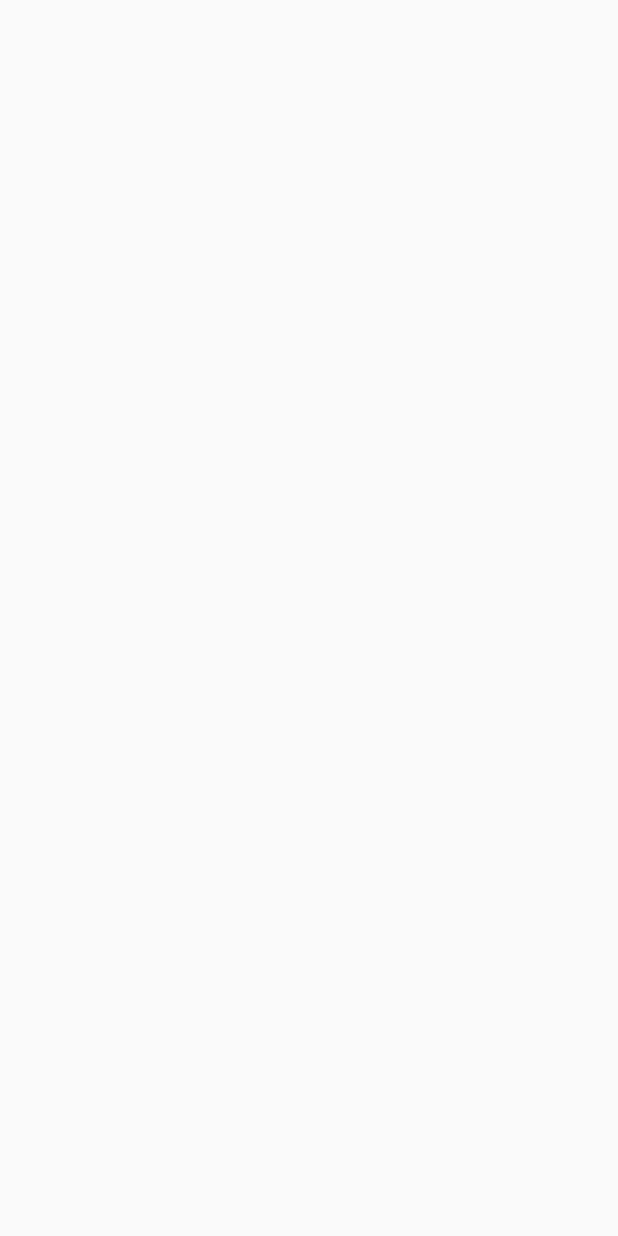
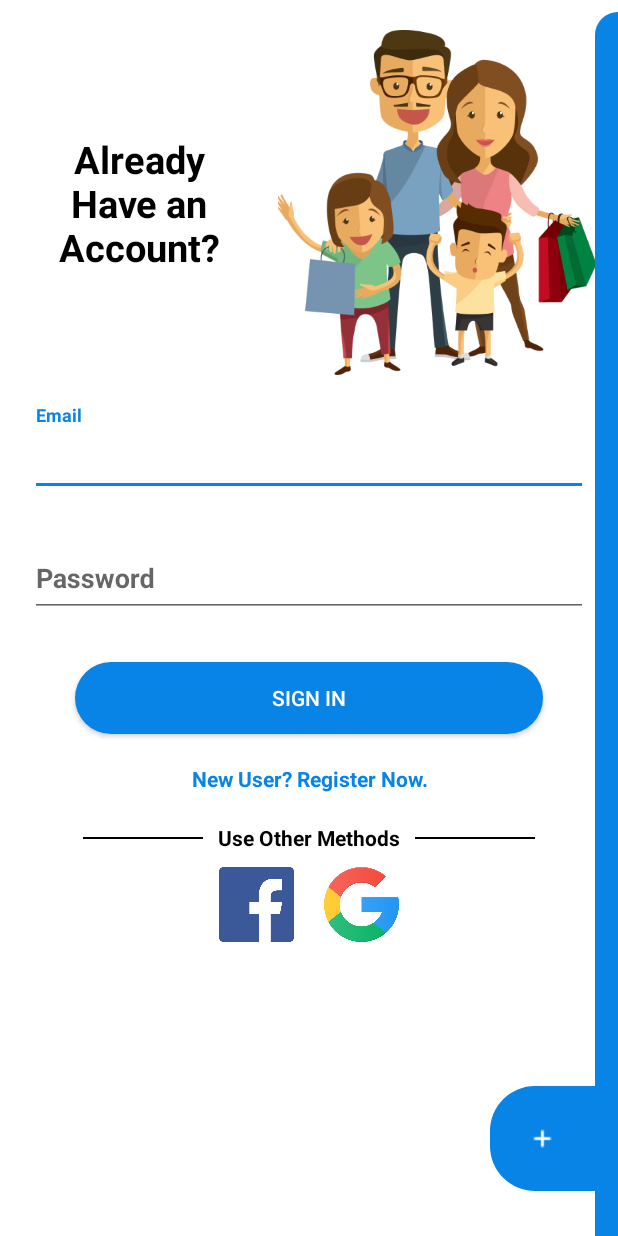
Before and after one commit to khush5471/Kotli_ShoppingCart, an Android app: the screen it shows after launch (LoginActivity), on a phone screen of 412 x 824 dp. Before the commit the screen is empty. Run offline under Robolectric (Android 15) with nearby library versions, the phone set to English and light mode, and no system bars.

Commit message:
Login UI done

```diff
--- a/app/build.gradle
+++ b/app/build.gradle
@@ -30,6 +30,10 @@ dependencies {
     implementation 'androidx.core:core-ktx:1.1.0'
     implementation 'androidx.appcompat:appcompat:1.2.0'
     implementation 'androidx.constraintlayout:constraintlayout:2.0.2'
+
+    implementation 'com.google.android.material:material:1.3.0-alpha03'
+
+
     testImplementation 'junit:junit:4.12'
     androidTestImplementation 'androidx.test.ext:junit:1.1.2'
     androidTestImplementation 'androidx.test.espresso:espresso-core:3.3.0'
--- a/app/src/main/java/com/example/kotlin_shoppingcart/views/activities/LoginActivity.kt
+++ b/app/src/main/java/com/example/kotlin_shoppingcart/views/activities/LoginActivity.kt
@@ -2,6 +2,7 @@ package com.example.kotlin_shoppingcart.views.activities
 
 import android.os.Bundle
 import com.example.kotlin_shoppingcart.R
+import com.example.kotlin_shoppingcart.views.fragments.login.LoginFragment
 
 class LoginActivity :BaseActivity(){
 
@@ -9,5 +10,6 @@ class LoginActivity :BaseActivity(){
     override fun onCreate(savedInstanceState: Bundle?) {
         super.onCreate(savedInstanceState)
         setContentView(R.layout.activity_main)
+        addFragment(LoginFragment(),false)
     }
 }
--- /dev/null
+++ b/app/src/main/java/com/example/kotlin_shoppingcart/views/customizeViews/EditTextCoustomize.kt
@@ -0,0 +1,26 @@
+package com.example.kotlin_shoppingcart.views.customizeViews
+
+import android.content.Context
+import android.util.AttributeSet
+import android.widget.EditText
+
+class EditTextCoustomize:androidx.appcompat.widget.AppCompatEditText{
+    constructor(context: Context, attrs: AttributeSet, defStyle: Int) : super(context, attrs, defStyle) {
+//        val type = Typeface.createFromAsset(context.assets, Constants.MONTSERRAT_REGULAR)
+//        typeface=type
+    }
+
+    constructor(context: Context, attrs: AttributeSet) : super(context, attrs) {
+//        val type = Typeface.createFromAsset(context.assets, Constants.MONTSERRAT_REGULAR)
+//        typeface=type
+    }
+    constructor(context: Context) : super(context) {
+//        val type = Typeface.createFromAsset(context.assets, Constants.MONTSERRAT_REGULAR)
+//        typeface=type
+    }
+
+    override fun setHeight(pixels: Int) {
+        super.setHeight(pixels)
+    }
+
+}
--- a/app/src/main/java/com/example/kotlin_shoppingcart/views/fragments/login/LoginFragment.kt
+++ b/app/src/main/java/com/example/kotlin_shoppingcart/views/fragments/login/LoginFragment.kt
@@ -1,6 +1,19 @@
 package com.example.kotlin_shoppingcart.views.fragments.login
 
+import android.os.Bundle
+import android.view.LayoutInflater
+import android.view.View
+import android.view.ViewGroup
+import com.example.kotlin_shoppingcart.R
 import com.example.kotlin_shoppingcart.views.fragments.BaseFragment
 
 class LoginFragment : BaseFragment(){
+
+    override fun onCreateView(
+        inflater: LayoutInflater,
+        container: ViewGroup?,
+        savedInstanceState: Bundle?
+    ): View? {
+        return inflater.inflate(R.layout.fragment_login,container,false)
+    }
 }
--- /dev/null
+++ b/app/src/main/res/drawable/bg_edit_text.xml
@@ -0,0 +1,12 @@
+<?xml version="1.0" encoding="utf-8"?>
+<shape xmlns:android="http://schemas.android.com/apk/res/android"
+    android:shape="rectangle">
+
+    <corners
+        android:radius="15dp"/>
+
+    <stroke
+        android:width="2dp"
+        android:color="@color/black"/>
+
+</shape>
--- /dev/null
+++ b/app/src/main/res/drawable/bg_ripple_oval.xml
@@ -0,0 +1,8 @@
+<?xml version="1.0" encoding="utf-8"?>
+<shape xmlns:android="http://schemas.android.com/apk/res/android"
+    android:shape="rectangle">
+    <solid android:color="@color/blue"></solid>
+    <corners android:radius="30dp" ></corners>
+
+
+</shape>
--- /dev/null
+++ b/app/src/main/res/drawable/bg_rippple.xml
@@ -0,0 +1,5 @@
+<?xml version="1.0" encoding="utf-8"?>
+<ripple xmlns:android="http://schemas.android.com/apk/res/android"
+    android:color="@color/white">
+    <item android:drawable="@drawable/bg_ripple_oval" />
+</ripple>
--- /dev/null
+++ b/app/src/main/res/drawable/bg_semicircle.xml
@@ -0,0 +1,17 @@
+<?xml version="1.0" encoding="utf-8"?>
+<layer-list xmlns:android="http://schemas.android.com/apk/res/android">
+    <item android:right="-45dp"
+        >
+        <shape xmlns:android="http://schemas.android.com/apk/res/android"
+            android:shape="oval"
+            android:useLevel="false"
+
+            >
+            <solid android:color="@color/colorAccent" />
+            <size
+                android:width="50dp"
+                android:height="50dp" />
+
+        </shape>
+    </item>
+</layer-list>
--- /dev/null
+++ b/app/src/main/res/drawable/bg_signup.xml
@@ -0,0 +1,9 @@
+<?xml version="1.0" encoding="utf-8"?>
+<shape android:shape="rectangle" xmlns:android="http://schemas.android.com/apk/res/android">
+
+    <solid
+        android:color="@color/blue"/>
+    <corners
+        android:bottomLeftRadius="30dp"
+        android:topLeftRadius="30dp"/>
+</shape>
--- /dev/null
+++ b/app/src/main/res/drawable/bg_view.xml
@@ -0,0 +1,8 @@
+<?xml version="1.0" encoding="utf-8"?>
+<shape xmlns:android="http://schemas.android.com/apk/res/android">
+
+    <corners
+        android:topLeftRadius="25dp"/>
+    <solid
+        android:color="@color/blue"/>
+</shape>
--- /dev/null
+++ b/app/src/main/res/layout/fragment_login.xml
@@ -0,0 +1,189 @@
+<?xml version="1.0" encoding="utf-8"?>
+<androidx.constraintlayout.widget.ConstraintLayout xmlns:android="http://schemas.android.com/apk/res/android"
+    xmlns:app="http://schemas.android.com/apk/res-auto"
+    android:layout_width="match_parent"
+    android:layout_height="match_parent"
+    android:background="@color/white"
+    android:clickable="true"
+    android:focusable="true">
+
+    <androidx.constraintlayout.widget.Guideline
+        android:id="@+id/guideline"
+        android:layout_width="wrap_content"
+        android:layout_height="wrap_content"
+        android:orientation="vertical"
+        app:layout_constraintGuide_percent=".45" />
+
+    <ImageView
+        android:id="@+id/imgGirl"
+        android:layout_width="0dp"
+        android:layout_height="230dp"
+        android:layout_marginTop="20dp"
+        android:scaleType="centerCrop"
+        android:src="@drawable/ic_family_shop"
+        app:layout_constraintEnd_toEndOf="parent"
+        app:layout_constraintEnd_toStartOf="@id/view"
+        app:layout_constraintStart_toEndOf="@id/guideline"
+        app:layout_constraintTop_toTopOf="parent" />
+
+    <TextView
+        android:layout_width="0dp"
+        android:layout_height="wrap_content"
+        android:gravity="center"
+        android:text="Already\nHave an Account?"
+        android:textColor="@color/black"
+        android:textSize="25dp"
+        android:textStyle="bold"
+        app:layout_constraintBottom_toBottomOf="@id/imgGirl"
+        app:layout_constraintEnd_toStartOf="@id/guideline"
+        app:layout_constraintStart_toStartOf="parent"
+        app:layout_constraintTop_toTopOf="@id/imgGirl" />
+
+
+    <com.google.android.material.textfield.TextInputLayout
+        android:id="@+id/edtUserName"
+        android:layout_width="0dp"
+        android:layout_height="wrap_content"
+        android:layout_marginStart="20dp"
+        android:layout_marginTop="20dp"
+        android:layout_marginEnd="20dp"
+        app:layout_constraintEnd_toEndOf="parent"
+        app:layout_constraintStart_toStartOf="parent"
+        app:layout_constraintTop_toBottomOf="@id/imgGirl">
+
+        <EditText
+            android:layout_width="match_parent"
+            android:layout_height="50dp"
+            android:hint="Email"
+            android:textColorHint="@color/black"
+            android:textStyle="bold"
+            android:imeOptions="actionNext"
+            android:inputType="textEmailAddress"
+            android:maxLines="1" />
+    </com.google.android.material.textfield.TextInputLayout>
+
+
+    <com.google.android.material.textfield.TextInputLayout
+        android:id="@+id/edtPassword"
+        android:layout_width="0dp"
+        android:layout_height="wrap_content"
+        android:layout_marginTop="20dp"
+        app:layout_constraintEnd_toEndOf="@id/edtUserName"
+        app:layout_constraintStart_toStartOf="@id/edtUserName"
+        app:layout_constraintTop_toBottomOf="@id/edtUserName">
+
+        <EditText
+            android:layout_width="match_parent"
+            android:layout_height="50dp"
+            android:hint="Password"
+            android:textColorHint="@color/black"
+            android:textStyle="bold"
+            android:imeOptions="actionDone"
+            android:inputType="textPassword"
+            android:maxLines="1" />
+    </com.google.android.material.textfield.TextInputLayout>
+
+    <Button
+        android:layout_width="0dp"
+        android:layout_height="wrap_content"
+        android:layout_marginStart="50dp"
+        android:layout_marginTop="30dp"
+        android:layout_marginEnd="50dp"
+        android:background="@drawable/bg_rippple"
+        android:text="Sign in"
+        android:id="@+id/buttonLogin"
+        android:textColor="@color/white"
+        app:layout_constraintEnd_toEndOf="parent"
+        app:layout_constraintStart_toStartOf="parent"
+        app:layout_constraintTop_toBottomOf="@id/edtPassword" />
+
+    <TextView
+        android:id="@+id/txtNewUser"
+        android:layout_width="0dp"
+        app:layout_constraintTop_toBottomOf="@id/buttonLogin"
+        app:layout_constraintStart_toStartOf="@id/buttonLogin"
+        app:layout_constraintEnd_toEndOf="@id/buttonLogin"
+        android:text="New User? Register Now."
+        android:textStyle="bold"
+        android:textColor="@color/blue"
+        android:gravity="center"
+        android:layout_marginTop="20dp"
+        android:layout_height="wrap_content"
+        />
+
+    <TextView
+        app:layout_constraintTop_toBottomOf="@id/txtNewUser"
+        app:layout_constraintStart_toStartOf="parent"
+        app:layout_constraintEnd_toEndOf="parent"
+        android:layout_marginTop="20dp"
+        android:textColor="@color/black"
+        android:textStyle="bold"
+        android:text="Use Other Methods"
+        android:id="@+id/txtOtherOptions"
+        android:layout_width="wrap_content"
+        android:layout_height="wrap_content"/>
+
+    <View
+        android:layout_width="80dp"
+        android:layout_height="1dp"
+        android:layout_marginEnd="10dp"
+        android:background="@color/black"
+        app:layout_constraintTop_toTopOf="@id/txtOtherOptions"
+        app:layout_constraintBottom_toBottomOf="@id/txtOtherOptions"
+        app:layout_constraintEnd_toStartOf="@id/txtOtherOptions"/>
+
+    <View
+        android:layout_width="80dp"
+        android:layout_height="1dp"
+        android:layout_marginStart="10dp"
+        android:background="@color/black"
+        app:layout_constraintTop_toTopOf="@id/txtOtherOptions"
+        app:layout_constraintBottom_toBottomOf="@id/txtOtherOptions"
+        app:layout_constraintStart_toEndOf="@id/txtOtherOptions"/>
+
+
+    <View
+        android:id="@+id/view"
+        android:layout_width="15dp"
+        android:layout_height="0dp"
+        android:layout_marginTop="8dp"
+        android:background="@drawable/bg_view"
+        app:layout_constraintBottom_toBottomOf="parent"
+        app:layout_constraintEnd_toEndOf="parent"
+        app:layout_constraintTop_toTopOf="parent" />
+    <androidx.constraintlayout.widget.Guideline
+        android:layout_width="wrap_content"
+        android:layout_height="wrap_content"
+        android:orientation="vertical"
+        android:id="@+id/guideline_ffity"
+        app:layout_constraintGuide_percent=".5"/>
+
+    <ImageView
+        android:layout_width="50dp"
+        android:layout_height="50dp"
+        android:layout_marginTop="10dp"
+        android:layout_marginEnd="10dp"
+        android:src="@drawable/ic_fb"
+        app:layout_constraintEnd_toStartOf="@id/guideline_ffity"
+        app:layout_constraintTop_toBottomOf="@id/txtOtherOptions"/>
+
+    <ImageView
+        android:layout_width="50dp"
+        android:layout_marginTop="10dp"
+
+        android:layout_height="50dp"
+        android:layout_marginStart="10dp"
+        android:src="@drawable/ic_google"
+        app:layout_constraintStart_toEndOf="@id/guideline_ffity"
+        app:layout_constraintTop_toBottomOf="@id/txtOtherOptions"/>
+
+    <ImageButton
+        android:layout_width="70dp"
+        android:layout_height="70dp"
+        android:src="@drawable/ic_add_1"
+        android:background="@drawable/bg_signup"
+        android:layout_marginBottom="30dp"
+        app:layout_constraintBottom_toBottomOf="parent"
+        app:layout_constraintEnd_toStartOf="@id/view" />
+
+</androidx.constraintlayout.widget.ConstraintLayout>
--- a/app/src/main/res/values/colors.xml
+++ b/app/src/main/res/values/colors.xml
@@ -2,5 +2,10 @@
 <resources>
     <color name="colorPrimary">#6200EE</color>
     <color name="colorPrimaryDark">#3700B3</color>
-    <color name="colorAccent">#03DAC5</color>
+    <color name="colorAccent">#0884E6</color>
+    <color name="white">#FFFFFF</color>
+    <color name="blue">#0884E6</color>
+    <color name="black">#000000</color>
+    <color name="transparent">#00FFFFFF</color>
+
 </resources>
--- a/app/src/main/res/values/styles.xml
+++ b/app/src/main/res/values/styles.xml
@@ -12,4 +12,15 @@
         <item name="colorAccent">@color/colorAccent</item>
     </style>
 
+
+
+    <style name="TextLabel" parent="TextAppearance.AppCompat">
+        <!-- Hint color and label color in FALSE state -->
+        <item name="android:textColorHint">@color/black</item>
+        <item name="android:textSize">20sp</item>
+        <!-- Label color in TRUE state and bar color FALSE and TRUE State -->
+        <item name="colorAccent">@color/colorAccent</item>
+        <item name="colorControlNormal">@color/black</item>
+        <item name="colorControlActivated">@color/blue</item>
+    </style>
 </resources>
```
Also changed, not shown: app/src/main/res/drawable/ic_add_1.png (added), app/src/main/res/drawable/ic_add_2.png (added), app/src/main/res/drawable/ic_cart_trans.png (added), app/src/main/res/drawable/ic_family_shop.png (added), app/src/main/res/drawable/ic_fb.png (added), app/src/main/res/drawable/ic_google.png (added).
